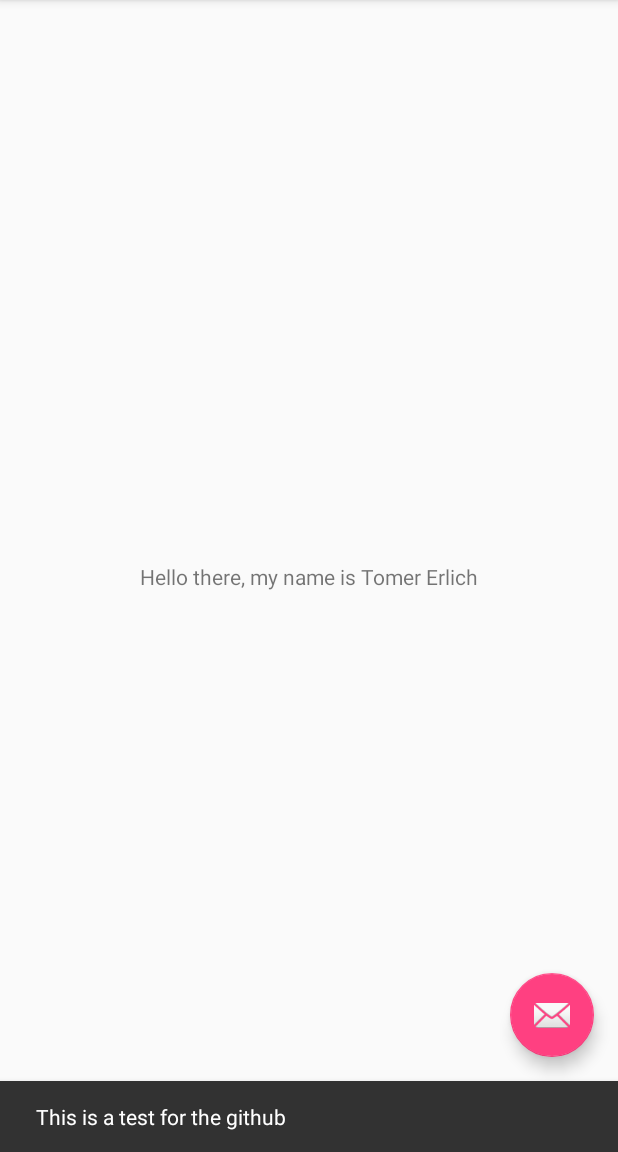
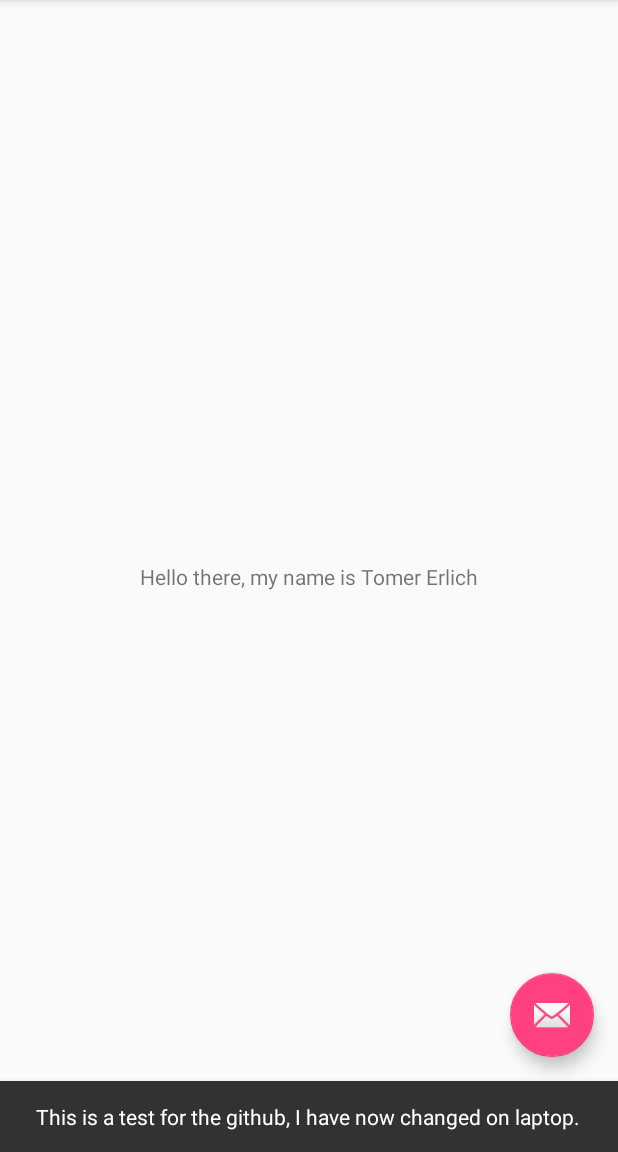
Before and after one commit to tomerlich/CIS53_HW2_99951, an Android app: the screen it shows after launch (MainActivity), after a tap on an icon or button, on a phone screen of 412 x 824 dp, the part 84-1236 px from its top. Run offline under Robolectric (Android 15) with nearby library versions, the phone set to English and light mode, and no system bars.

Commit message:
this is a test, for laptop pull

```diff
--- a/app/src/main/java/deanza/edu/cis53_hw2_99951/MainActivity.java
+++ b/app/src/main/java/deanza/edu/cis53_hw2_99951/MainActivity.java
@@ -25,7 +25,7 @@ public class MainActivity extends AppCompatActivity {
         fab.setOnClickListener(new View.OnClickListener() {
             @Override
             public void onClick(View view) {
-                Snackbar.make(view, "This is a test for the github", Snackbar.LENGTH_LONG)
+                Snackbar.make(view, "This is a test for the github, I have now changed on laptop.", Snackbar.LENGTH_LONG)
                         .setAction("Action", null).show();
             }
         });
```
